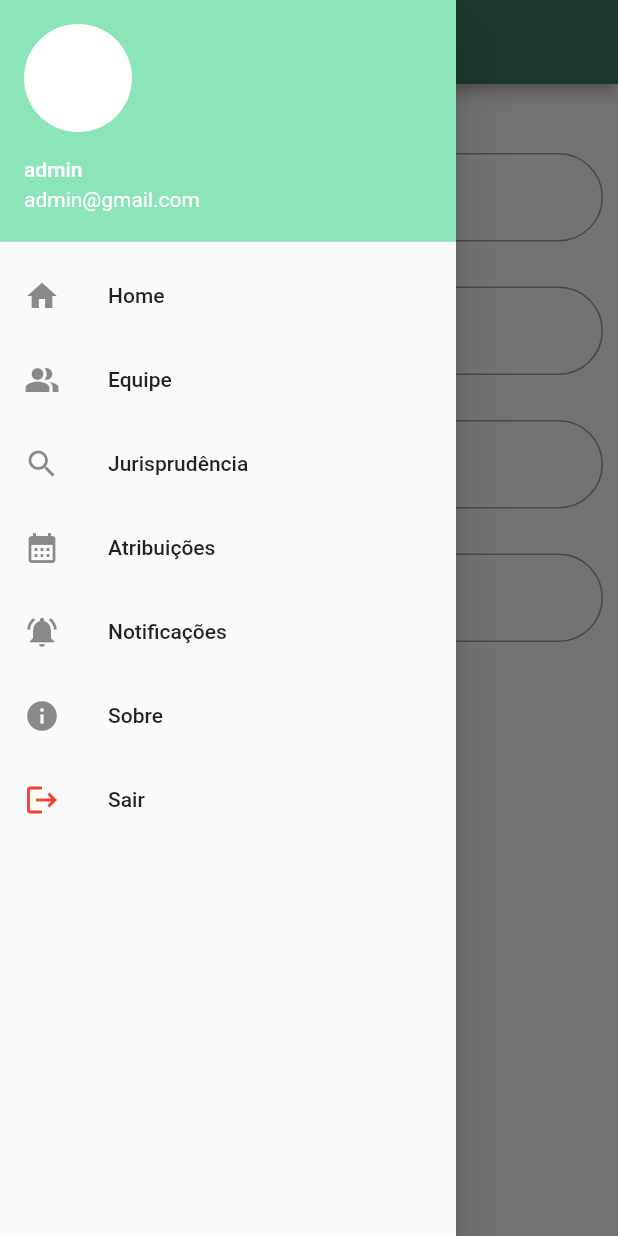
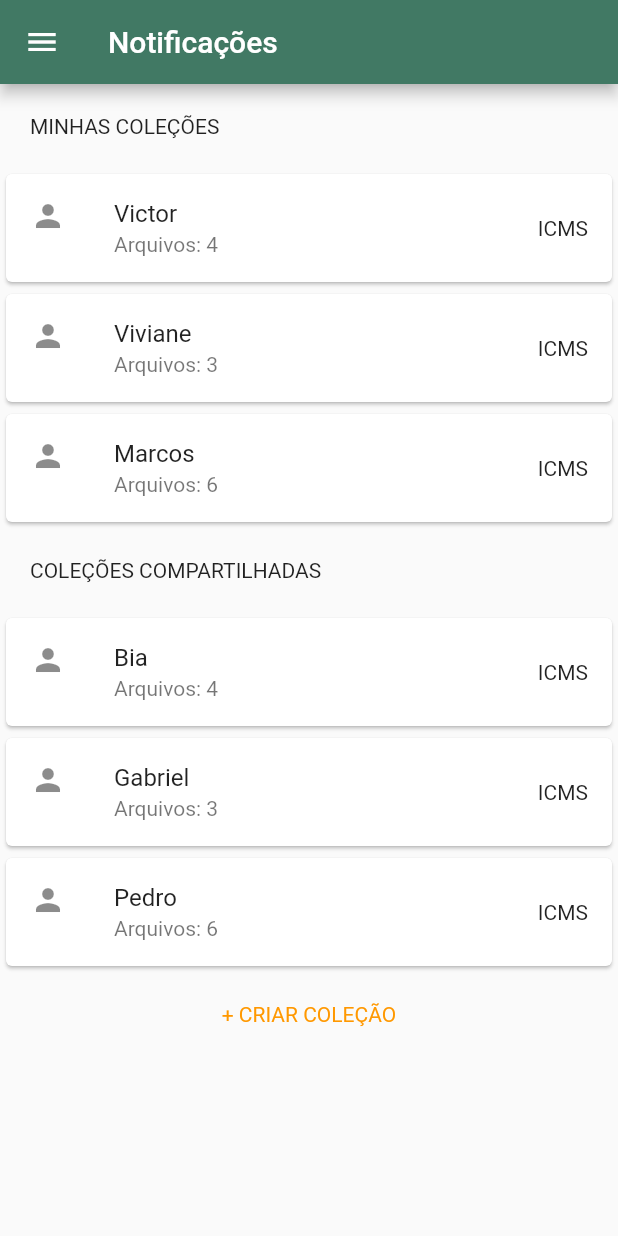
Before and after one commit to VictorCastroBR/juris_law_app, a Flutter app: the PesquisaPage screen opened by its route, in the side drawer, after a tap on "Notificações", on a phone screen of 412 x 824 dp. Run offline on Flutter 3.47's test engine with Material 2 defaults, Android fonts, the phone set to English and light mode, and no system bars; missing offline and left inert: dart:html, dropdown_plus; network calls fail.

Commit message:
Tela de notificações

```diff
--- /dev/null
+++ b/lib/view/NotificationPage.dart
@@ -0,0 +1,96 @@
+import 'package:flutter/cupertino.dart';
+import 'package:flutter/material.dart';
+
+import '../widgets/MenuAppBar.dart';
+
+class NotificationPage extends StatefulWidget {
+  @override
+  State<NotificationPage> createState() {
+    return NotificationPageState();
+  }
+}
+
+class NotificationPageState extends State<NotificationPage> {
+  @override
+  Widget build(BuildContext context) {
+    return Scaffold(
+      drawer: MenuAppBar(),
+      appBar: AppBar(
+        title: Text('Notificações'),
+        backgroundColor: Color.fromARGB(255, 65, 121, 100),
+      ),
+      body: ListView(
+        children: [
+          Padding(
+            padding: EdgeInsets.all(20.0),
+            child: Text('MINHAS COLEÇÕES'),
+          ),
+          Notofication(
+            name: 'Victor',
+            number: '4',
+            type: 'ICMS',
+          ),
+          Notofication(
+            name: 'Viviane',
+            number: '3',
+            type: 'ICMS',
+          ),
+          Notofication(
+            name: 'Marcos',
+            number: '6',
+            type: 'ICMS',
+          ),
+          Padding(
+            padding: EdgeInsets.all(20.0),
+            child: Text('COLEÇÕES COMPARTILHADAS '),
+          ),
+          Notofication(
+            name: 'Bia',
+            number: '4',
+            type: 'ICMS',
+          ),
+          Notofication(
+            name: 'Gabriel',
+            number: '3',
+            type: 'ICMS',
+          ),
+          Notofication(
+            name: 'Pedro',
+            number: '6',
+            type: 'ICMS',
+          ),
+          Padding(
+            padding: const EdgeInsets.only(top: 20.0),
+            child: Center(
+              child: Text(
+                '+ CRIAR COLEÇÃO',
+                style: TextStyle(color: Colors.orange),
+              ),
+            ),
+          )
+        ],
+      ),
+    );
+  }
+}
+
+class Notofication extends StatelessWidget {
+  final String name;
+  final String number;
+  final String type;
+
+  const Notofication(
+      {super.key, this.name = '', this.number = '0', this.type = ''});
+
+  @override
+  Widget build(BuildContext context) {
+    return Card(
+      child: ListTile(
+        leading: Icon(Icons.person),
+        title: Text(name),
+        subtitle: Text('Arquivos: $number'),
+        trailing: Text(type),
+      ),
+    );
+  }
+}
--- a/lib/widgets/AppMainWidget.dart
+++ b/lib/widgets/AppMainWidget.dart
@@ -9,6 +9,7 @@ import 'package:juris_law_app/view/PesquisaPage.dart';
 
 import '../view/AboutPage.dart';
 import '../view/MenuPage.dart';
+import '../view/NotificationPage.dart';
 
 class AppMainWidget extends StatelessWidget {
   @override
@@ -29,6 +30,7 @@ class AppMainWidget extends StatelessWidget {
         '/atribuicoes': (context) => AtribuicoesPage(),
         '/equipe': (context) => EquipePage(),
         '/jurisprudencia': (context) => PesquisaPage(),
+        '/notificacoes': (context) => NotificationPage(),
       },
     );
   }
--- a/lib/widgets/MenuAppBar.dart
+++ b/lib/widgets/MenuAppBar.dart
@@ -1,6 +1,3 @@
-import 'dart:ui';
-
-import 'package:flutter/cupertino.dart';
 import 'package:flutter/material.dart';
 
 class MenuAppBar extends StatelessWidget {
@@ -39,7 +36,7 @@ class MenuAppBar extends StatelessWidget {
         ListTile(
           leading: Icon(Icons.notifications_active),
           title: Text('Notificações'),
-          onTap: () {},
+          onTap: () => Navigator.of(context).pushNamed('/notificacoes'),
         ),
         ListTile(
           leading: Icon(Icons.info),
```
